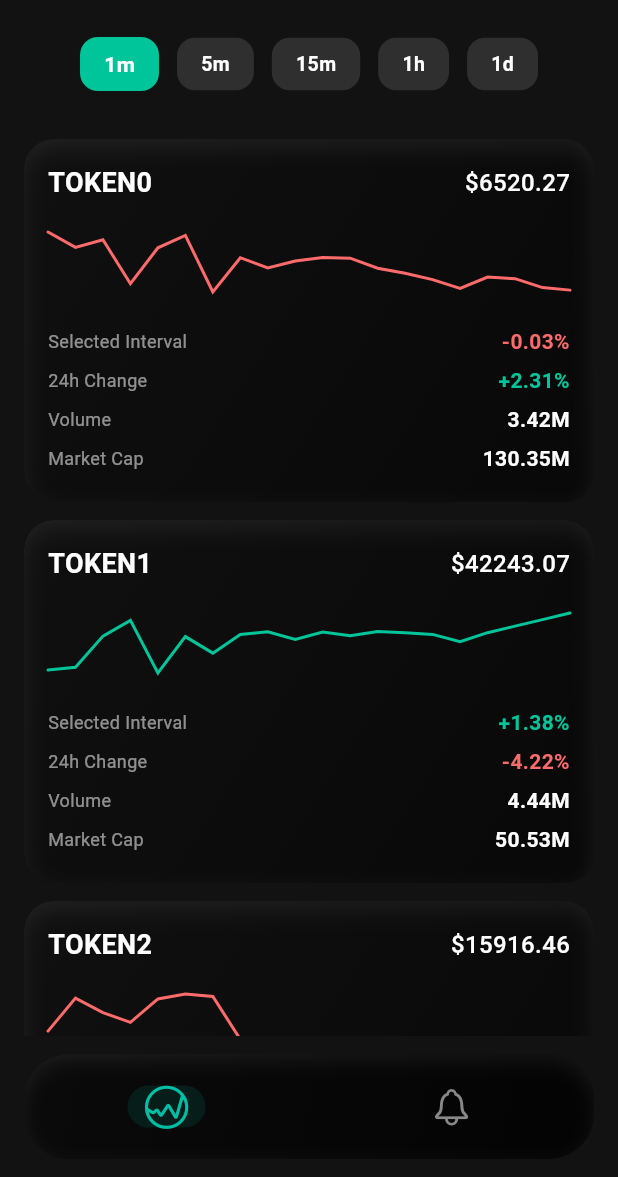
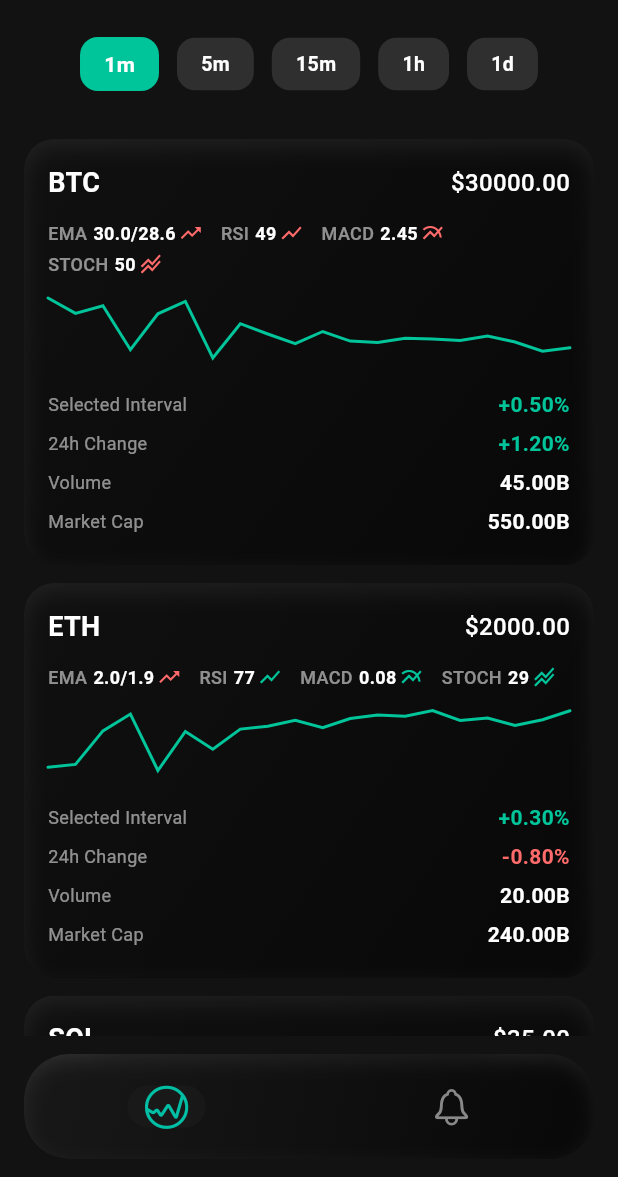
Before and after one commit to jaycee-vn21/cndlclar---fnd, a Flutter app: the screen it shows after launch, after a tap on "1m", on a phone screen of 412 x 824 dp, the part 59-1236 px from its top. Run offline on Flutter 3.47's test engine with Material 3 defaults, Android fonts, the light colour scheme and no system bars.

Commit message:
Add dummy indicators

```diff
--- a/lib/models/token.dart
+++ b/lib/models/token.dart
@@ -3,8 +3,8 @@ class Token {
   final double price;
   final double change1d;
   final double changeSelectedInterval;
-  final double? volume; // dummy volume
-  final double? marketCap; // dummy market cap
+  final double? volume;
+  final double? marketCap;
 
   Token({
     required this.name,
@@ -15,15 +15,14 @@ class Token {
     this.marketCap,
   });
 
-  factory Token.fromJson(Map<String, dynamic> json, String selectedInterval) {
+  factory Token.fromMap(Map<String, dynamic> map) {
     return Token(
-      name: json['symbol'] ?? '',
-      price: (json['price'] ?? 0).toDouble(),
-      change1d: (json['change_1d'] ?? 0).toDouble(),
-      changeSelectedInterval: (json['change_$selectedInterval'] ?? 0)
-          .toDouble(),
-      volume: (json['volume'] ?? 0).toDouble(),
-      marketCap: (json['marketCap'] ?? 0).toDouble(),
+      name: map["name"],
+      price: map["price"].toDouble(),
+      change1d: map["change1d"].toDouble(),
+      changeSelectedInterval: map["changeSelectedInterval"].toDouble(),
+      volume: map["volume"]?.toDouble(),
+      marketCap: map["marketCap"]?.toDouble(),
     );
   }
 }
--- a/lib/providers/tokens_provider.dart
+++ b/lib/providers/tokens_provider.dart
@@ -1,48 +1,143 @@
+import 'dart:math';
 import 'package:cndlclar/models/token.dart';
 import 'package:flutter/material.dart';
-import 'dart:math';
 
 class TokensProvider with ChangeNotifier {
-  final List<Token> _tokens = [];
+  List<Token> _tokens = [];
+  String selectedInterval = '1m';
 
-  String selectedInterval = '1h'; // default selected interval
+  Map<String, List<double>> tokenSparklines = {};
+  Map<String, Map<String, dynamic>> tokenIndicators = {};
+
+  final Random _random = Random();
 
   TokensProvider() {
-    _generateDummyTokens();
+    _initializeDummyTokens();
   }
 
-  List<Token> getTokens() {
-    return _tokens;
-  }
+  List<Token> getTokens() => _tokens;
 
   void setSelectedInterval(String interval) {
     selectedInterval = interval;
-    // regenerate dummy data for selected interval to simulate live data
-    _generateDummyTokens();
     notifyListeners();
   }
 
-  void _generateDummyTokens() {
-    _tokens.clear();
-    final random = Random();
+  // --- Dummy tokens ---
+  void _initializeDummyTokens() {
+    _tokens = [
+      Token(
+        name: "BTC",
+        price: 30000,
+        change1d: 1.2,
+        changeSelectedInterval: 0.5,
+        volume: 45000000000,
+        marketCap: 550000000000,
+      ),
+      Token(
+        name: "ETH",
+        price: 2000,
+        change1d: -0.8,
+        changeSelectedInterval: 0.3,
+        volume: 20000000000,
+        marketCap: 240000000000,
+      ),
+      Token(
+        name: "SOL",
+        price: 35,
+        change1d: 2.1,
+        changeSelectedInterval: 1.0,
+        volume: 5000000000,
+        marketCap: 12000000000,
+      ),
+    ];
 
-    for (int i = 0; i < 10; i++) {
-      final price = 1000 + random.nextDouble() * 50000;
-      final change1d = -5 + random.nextDouble() * 10;
-      final changeSelected = -2 + random.nextDouble() * 4;
-      final volume = 1000000 + random.nextDouble() * 5000000;
-      final marketCap = 50000000 + random.nextDouble() * 100000000;
-
-      _tokens.add(
-        Token(
-          name: 'TOKEN$i',
-          price: price,
-          change1d: change1d,
-          changeSelectedInterval: changeSelected,
-          volume: volume,
-          marketCap: marketCap,
-        ),
+    for (final token in _tokens) {
+      tokenSparklines[token.name] = _generateTrendSparkline(token.price);
+      tokenIndicators[token.name] = _generateTrendIndicators(
+        token.price,
+        bullish: _random.nextBool(),
       );
     }
   }
+
+  // Smooth trend-like sparkline
+  List<double> _generateTrendSparkline(
+    double basePrice, {
+    bool bullish = true,
+  }) {
+    double last = basePrice;
+    final trendFactor = bullish ? 0.002 : -0.002;
+    return List.generate(20, (index) {
+      final volatility = (_random.nextDouble() - 0.5) * basePrice * 0.01;
+      final next = last * (1 + trendFactor) + volatility;
+      last = next;
+      return next;
+    });
+  }
+
+  // Trend-based indicators
+  Map<String, dynamic> _generateTrendIndicators(
+    double price, {
+    bool bullish = true,
+  }) {
+    return {
+      "ema": {
+        "value":
+            "${(price / 1000).toStringAsFixed(1)}/${(price / 1050).toStringAsFixed(1)}",
+        "bullish": bullish,
+      },
+      "rsi": {
+        "value": (bullish ? 50 + _random.nextInt(30) : 20 + _random.nextInt(30))
+            .toString(),
+        "bullish": bullish,
+      },
+      "macd": {
+        "value": (price * 0.0001 * (_random.nextDouble() + (bullish ? 0.5 : 0)))
+            .toStringAsFixed(2),
+        "bullish": bullish,
+      },
+      "stoch": {
+        "value": (bullish ? 50 + _random.nextInt(50) : _random.nextInt(50))
+            .toString(),
+        "bullish": bullish,
+      },
+    };
+  }
+
+  // Update dummy data periodically
+  void updateDummyData() {
+    for (final token in _tokens) {
+      final bullish = _random.nextBool();
+
+      // Update sparkline
+      final data = tokenSparklines[token.name]!;
+      final last = data.last;
+      final nextPoint =
+          last * (1 + (bullish ? 0.002 : -0.002)) +
+          (_random.nextDouble() - 0.5) * token.price * 0.01;
+      tokenSparklines[token.name] = [...data.skip(1), nextPoint];
+
+      // Update indicators
+      tokenIndicators[token.name] = _generateTrendIndicators(
+        token.price,
+        bullish: bullish,
+      );
+    }
+    notifyListeners();
+  }
+
+  // Replace with real backend
+  void updateFromBackend(List<Map<String, dynamic>> backendTokens) {
+    _tokens = backendTokens.map((e) => Token.fromMap(e)).toList();
+
+    for (final token in _tokens) {
+      tokenSparklines[token.name] ??= _generateTrendSparkline(token.price);
+      tokenIndicators[token.name] ??= _generateTrendIndicators(
+        token.price,
+        bullish: _random.nextBool(),
+      );
+    }
+
+    notifyListeners();
+  }
 }
--- a/lib/screens/home_screen.dart
+++ b/lib/screens/home_screen.dart
@@ -17,14 +17,18 @@ class _HomeScreenState extends State<HomeScreen> {
   final List<String> intervals = ['1m', '5m', '15m', '1h', '1d'];
   final Random _random = Random();
   Timer? _timer;
+
+  // Store sparkline & indicator data per token
   late Map<String, List<double>> tokenSparklines;
+  late Map<String, Map<String, dynamic>> tokenIndicators;
 
   @override
   void initState() {
     super.initState();
     tokenSparklines = {};
+    tokenIndicators = {};
 
-    // Timer to simulate live sparkline updates
+    // --- Optimized Timer ---
     _timer = Timer.periodic(const Duration(milliseconds: 800), (_) {
       final tokensProvider = Provider.of<TokensProvider>(
         context,
@@ -32,17 +36,42 @@ class _HomeScreenState extends State<HomeScreen> {
       );
       final tokens = tokensProvider.getTokens();
 
-      setState(() {
+      // Only update the data maps; no full widget rebuild yet
       for (final token in tokens) {
+        // --- Update sparkline ---
         final data = tokenSparklines[token.name] ?? [];
-          if (data.isEmpty) continue;
-
+        if (data.isNotEmpty) {
           final last = data.last;
           final newPoint =
               last + (_random.nextDouble() - 0.5) * token.price * 0.01;
           tokenSparklines[token.name] = [...data.skip(1), newPoint];
         }
-      });
+
+        // --- Update dummy indicators ---
+        tokenIndicators[token.name] = {
+          "ema": {
+            "value":
+                "${(token.price / 1000).toStringAsFixed(1)}/${(token.price / 1050).toStringAsFixed(1)}",
+            "bullish": _random.nextBool(),
+          },
+          "rsi": {
+            "value": (30 + _random.nextInt(70)).toString(),
+            "bullish": _random.nextBool(),
+          },
+          "macd": {
+            "value": (token.price * 0.0001 * _random.nextDouble())
+                .toStringAsFixed(2),
+            "bullish": _random.nextBool(),
+          },
+          "stoch": {
+            "value": (10 + _random.nextInt(90)).toString(),
+            "bullish": _random.nextBool(),
+          },
+        };
+      }
+
+      // Trigger rebuild **only if mounted**
+      if (mounted) setState(() {});
     });
   }
 
@@ -52,7 +81,7 @@ class _HomeScreenState extends State<HomeScreen> {
     super.dispose();
   }
 
-  // Generate initial unique sparkline for each token
+  // Generate initial sparkline
   List<double> generateSparkline(double basePrice) {
     return List.generate(
       20,
@@ -62,11 +91,20 @@ class _HomeScreenState extends State<HomeScreen> {
 
   @override
   Widget build(BuildContext context) {
-    final tokensProvider = Provider.of<TokensProvider>(context);
+    // --- Use Consumer for token list only, reducing rebuilds ---
+    return Consumer<TokensProvider>(
+      builder: (context, tokensProvider, child) {
         final tokens = tokensProvider.getTokens();
 
+        // Initialize sparklines and indicators if not yet created
         for (final token in tokens) {
           tokenSparklines[token.name] ??= generateSparkline(token.price);
+          tokenIndicators[token.name] ??= {
+            "ema": {"value": "15/14", "bullish": true},
+            "rsi": {"value": "72", "bullish": false},
+            "macd": {"value": "0.32", "bullish": true},
+            "stoch": {"value": "18", "bullish": false},
+          };
         }
 
         return Scaffold(
@@ -80,7 +118,56 @@ class _HomeScreenState extends State<HomeScreen> {
           body: Column(
             children: [
               // Interval Selector
-          Padding(
+              _IntervalSelector(intervals: intervals),
+
+              const SizedBox(height: KSpacing.md),
+
+              // Tokens List
+              Expanded(
+                child: ListView.builder(
+                  physics: const BouncingScrollPhysics(),
+                  padding: const EdgeInsets.symmetric(
+                    horizontal: KSizes.listViewHorizontalPadding,
+                    vertical: KSizes.listViewBottomPadding,
+                  ),
+                  itemCount: tokens.length,
+                  itemBuilder: (context, index) {
+                    final token = tokens[index];
+
+                    // Wrap TokenCardWidget in ValueListenableBuilder for partial updates
+                    return Padding(
+                      padding: const EdgeInsets.only(bottom: KSpacing.md),
+                      child: TokenCardWidget(
+                        tokenName: token.name,
+                        currentPrice: token.price,
+                        selectedIntervalChange: token.changeSelectedInterval,
+                        dailyChange: token.change1d,
+                        volume: token.volume,
+                        marketCap: token.marketCap,
+                        sparklineData: tokenSparklines[token.name]!,
+                        indicators: tokenIndicators[token.name]!,
+                      ),
+                    );
+                  },
+                ),
+              ),
+            ],
+          ),
+        );
+      },
+    );
+  }
+}
+
+class _IntervalSelector extends StatelessWidget {
+  final List<String> intervals;
+  const _IntervalSelector({required this.intervals});
+
+  @override
+  Widget build(BuildContext context) {
+    final tokensProvider = Provider.of<TokensProvider>(context);
+
+    return Padding(
       padding: const EdgeInsets.symmetric(
         vertical: KSizes.intervalButtonVerticalPadding,
       ),
@@ -122,39 +209,6 @@ class _HomeScreenState extends State<HomeScreen> {
           );
         }).toList(),
       ),
-          ),
-
-          const SizedBox(height: KSpacing.md),
-
-          // Tokens List
-          Expanded(
-            child: ListView.builder(
-              physics: const BouncingScrollPhysics(),
-              padding: const EdgeInsets.symmetric(
-                horizontal: KSizes.listViewHorizontalPadding,
-                vertical: KSizes.listViewBottomPadding,
-              ),
-              itemCount: tokens.length,
-              itemBuilder: (context, index) {
-                final token = tokens[index];
-
-                return Padding(
-                  padding: const EdgeInsets.only(bottom: KSpacing.md),
-                  child: TokenCardWidget(
-                    tokenName: token.name,
-                    currentPrice: token.price,
-                    selectedIntervalChange: token.changeSelectedInterval,
-                    dailyChange: token.change1d,
-                    volume: token.volume,
-                    marketCap: token.marketCap,
-                    sparklineData: tokenSparklines[token.name]!,
-                  ),
-                );
-              },
-            ),
-          ),
-        ],
-      ),
     );
   }
 }
--- a/lib/screens/nav_screen.dart
+++ b/lib/screens/nav_screen.dart
@@ -35,15 +35,15 @@ class _NavScreenState extends State<NavScreen> {
           borderRadius: BorderRadius.circular(KSizes.navBarBorderRadius),
           child: BackdropFilter(
             filter: ImageFilter.blur(
-              sigmaX: KSizes.navGlassBlurSigma,
-              sigmaY: KSizes.navGlassBlurSigma,
+              sigmaX: KEffects.tokenCardBlurSigma,
+              sigmaY: KEffects.tokenCardBlurSigma,
             ),
             child: Container(
               height: KSizes.navBarHeight,
               decoration: BoxDecoration(
                 gradient: KGradients.navGlass,
-                color: KColors.floatingBarBase.withOpacity(
-                  KSizes.navGlassOpacity,
+                color: KColors.cardBackground.withValues(
+                  alpha: KEffects.tokenCardBackgroundOpacity,
                 ),
                 borderRadius: BorderRadius.circular(KSizes.navBarBorderRadius),
                 boxShadow: [KShadows.nav],
@@ -64,8 +64,8 @@ class _NavScreenState extends State<NavScreen> {
                       ),
                       decoration: isSelected
                           ? BoxDecoration(
-                              color: KColors.activeTabHighlight.withOpacity(
-                                KSizes.activeTabHighlightOpacity,
+                              color: KColors.cardBackground.withValues(
+                                alpha: KEffects.tokenCardBackgroundOpacity,
                               ),
                               borderRadius: BorderRadius.circular(
                                 KSizes.navIconBorderRadius,
--- a/lib/utils/constants.dart
+++ b/lib/utils/constants.dart
@@ -31,18 +31,13 @@ class KSizes {
   static const navIconPadding = 12.0;
   static const navIconBorderRadius = 16.0;
   static const navBarBorderRadius = 30.0;
-  static const navGlassBlurSigma = 20.0;
-  static const navGlassOpacity = 0.2;
   static const navIconSelectedScale = 1.2;
   static const navIconUnselectedScale = 1.0;
-  static const activeTabHighlightOpacity = 0.3;
 
   // Token Card
   static const tokenCardHeight = 120.0;
   static const tokenCardPadding = 16.0;
   static const tokenCardBorderRadius = 20.0;
-  static const tokenCardBlurSigma = 14.0;
-  static const tokenCardBackgroundOpacity = 0.48;
 
   static const tokenCardMetricSpacing = 6.0;
   static const tokenMetricVerticalSpacing = 6.0;
@@ -52,7 +47,9 @@ class KSizes {
   static const tokenMetricsAreaFraction = 0.44;
 
   static const tokenSparklineHeight = 40.0;
-  static const double tokenSparklineVerticalSpacing = 6.0;
+  static const tokenSparklineVerticalSpacing = 6.0;
+
+  static const indicatorIconSize = 16.0;
 
   // Interval Selector
   static const intervalButtonHeight = 36.0;
@@ -70,6 +67,7 @@ class KSizes {
 
 /// ---------------- Spacing ----------------
 class KSpacing {
+  static const xxs = 2.0;
   static const xs = 4.0;
   static const sm = 8.0;
   static const md = 12.0;
@@ -125,6 +123,32 @@ class KTextStyles {
     fontSize: 14,
     fontWeight: FontWeight.bold,
   );
+
+  static const indicatorLabel = TextStyle(
+    fontSize: 12,
+    fontWeight: FontWeight.w500,
+    color: KColors.textSecondary,
+  );
+
+  static const indicatorValue = TextStyle(
+    fontSize: 12,
+    fontWeight: FontWeight.w600,
+    color: KColors.textPrimary,
+  );
+}
+
+/// ---------------- Effects ----------------
+class KEffects {
+  // Glass / Blur
+  static const navGlassBlurSigma = 20.0;
+  static const tokenCardBlurSigma = 14.0;
+
+  // Opacity
+  static const navGlassOpacity = 0.2;
+  static const tokenCardBackgroundOpacity = 0.48;
+
+  // Other FX
+  static const activeTabHighlightOpacity = 0.3;
 }
 
 /// ---------------- Shadows ----------------
@@ -162,5 +186,3 @@ class KIcons {
   static const navHome = CupertinoIcons.graph_circle;
   static const navAlert = CupertinoIcons.bell;
 }
-
-//test
--- /dev/null
+++ b/lib/widgets/indicator_row_widget.dart
@@ -0,0 +1,49 @@
+import 'package:flutter/material.dart';
+import '../utils/constants.dart';
+
+class IndicatorRowWidget extends StatelessWidget {
+  /// Each indicator map:
+  /// { "label": String, "value": num/String, "icon": IconData, "bullish": bool }
+  final List<Map<String, dynamic>> indicators;
+
+  const IndicatorRowWidget({super.key, required this.indicators});
+
+  Widget _buildIndicator(Map<String, dynamic> indicator) {
+    final label = indicator['label'] as String;
+    final rawValue = indicator['value'];
+    final value = rawValue is num
+        ? rawValue.toStringAsFixed(2)
+        : rawValue.toString();
+    final icon = indicator['icon'] as IconData;
+    final bullish = indicator['bullish'] as bool;
+
+    return Row(
+      mainAxisSize: MainAxisSize.min,
+      children: [
+        Text(label, style: KTextStyles.indicatorLabel),
+        const SizedBox(width: KSpacing.xs),
+        Text(value, style: KTextStyles.indicatorValue),
+        const SizedBox(width: KSpacing.xxs),
+        Icon(
+          icon,
+          size: KSizes.indicatorIconSize,
+          color: bullish ? KColors.accentPositive : KColors.accentNegative,
+        ),
+      ],
+    );
+  }
+
+  @override
+  Widget build(BuildContext context) {
+    if (indicators.isEmpty) return const SizedBox.shrink();
+
+    return Padding(
+      padding: const EdgeInsets.symmetric(vertical: KSpacing.xs),
+      child: Wrap(
+        spacing: KSpacing.md,
+        runSpacing: KSpacing.xs,
+        children: indicators.map(_buildIndicator).toList(),
+      ),
+    );
+  }
+}
--- a/lib/widgets/token_card_widget.dart
+++ b/lib/widgets/token_card_widget.dart
@@ -2,6 +2,7 @@ import 'dart:ui';
 import 'package:flutter/material.dart';
 import 'package:cndlclar/utils/constants.dart';
 import 'sparkline_widget.dart';
+import 'indicator_row_widget.dart';
 
 class TokenCardWidget extends StatelessWidget {
   final String tokenName;
@@ -11,7 +12,8 @@ class TokenCardWidget extends StatelessWidget {
   final double? volume;
   final double? marketCap;
 
-  final List<double>? sparklineData;
+  final List<double> sparklineData;
+  final Map<String, dynamic> indicators;
 
   const TokenCardWidget({
     super.key,
@@ -21,7 +23,8 @@ class TokenCardWidget extends StatelessWidget {
     required this.dailyChange,
     this.volume,
     this.marketCap,
-    this.sparklineData,
+    required this.sparklineData,
+    required this.indicators,
   });
 
   String _formatLargeNumber(double value) {
@@ -56,21 +59,44 @@ class TokenCardWidget extends StatelessWidget {
     );
   }
 
+  Widget _buildIndicators() {
+    final List<Map<String, dynamic>> indicatorList = indicators.entries.map((
+      e,
+    ) {
+      final key = e.key; // "ema", "rsi", "macd"...
+      final valueMap = e.value as Map<String, dynamic>;
+      final iconMap = {
+        "ema": Icons.trending_up,
+        "rsi": Icons.show_chart,
+        "macd": Icons.multiline_chart,
+        "stoch": Icons.stacked_line_chart,
+      };
+      return {
+        "label": key.toUpperCase(),
+        "value": valueMap["value"],
+        "icon": iconMap[key] ?? Icons.trending_up,
+        "bullish": valueMap["bullish"] ?? true,
+      };
+    }).toList();
+
+    return IndicatorRowWidget(indicators: indicatorList);
+  }
+
   @override
   Widget build(BuildContext context) {
     return ClipRRect(
       borderRadius: BorderRadius.circular(KSizes.tokenCardBorderRadius),
       child: BackdropFilter(
         filter: ImageFilter.blur(
-          sigmaX: KSizes.tokenCardBlurSigma,
-          sigmaY: KSizes.tokenCardBlurSigma,
+          sigmaX: KEffects.tokenCardBlurSigma,
+          sigmaY: KEffects.tokenCardBlurSigma,
         ),
         child: Container(
           padding: const EdgeInsets.all(KSizes.tokenCardPadding),
           decoration: BoxDecoration(
             gradient: KGradients.tokenCard,
-            color: KColors.cardBackground.withOpacity(
-              KSizes.tokenCardBackgroundOpacity,
+            color: KColors.cardBackground.withValues(
+              alpha: KEffects.tokenCardBackgroundOpacity,
             ),
             borderRadius: BorderRadius.circular(KSizes.tokenCardBorderRadius),
             boxShadow: [KShadows.tokenCard],
@@ -78,7 +104,7 @@ class TokenCardWidget extends StatelessWidget {
           child: Column(
             crossAxisAlignment: CrossAxisAlignment.start,
             children: [
-              // Name + Price
+              // --- Row 1: Token Name + Price ---
               Row(
                 mainAxisAlignment: MainAxisAlignment.spaceBetween,
                 children: [
@@ -89,21 +115,19 @@ class TokenCardWidget extends StatelessWidget {
                   ),
                 ],
               ),
-
               const SizedBox(height: KSpacing.sm),
 
-              // Sparkline
-              if (sparklineData != null)
-                Padding(
-                  padding: const EdgeInsets.symmetric(
-                    vertical: KSizes.tokenSparklineVerticalSpacing,
-                  ),
-                  child: SparklineWidget(data: sparklineData!),
-                ),
+              // --- Indicators ---
+              _buildIndicators(),
 
+              // --- Sparkline ---
+              Padding(
+                padding: const EdgeInsets.symmetric(vertical: KSpacing.xs),
+                child: SparklineWidget(data: sparklineData),
+              ),
               const SizedBox(height: KSpacing.sm),
 
-              // Metrics
+              // --- Metrics ---
               _buildMetricRow(
                 "Selected Interval",
                 "${selectedIntervalChange >= 0 ? '+' : ''}${selectedIntervalChange.toStringAsFixed(2)}%",
```
Lines whose indentation alone changed are shown as unchanged.
